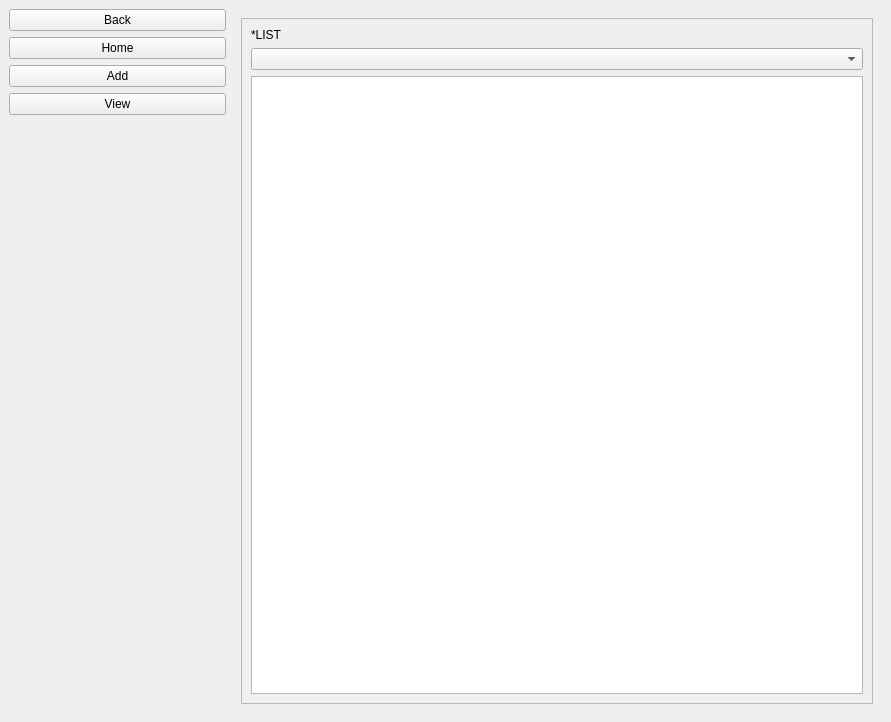
Before: the Qt Designer form SchedSystemUI.ui in sheeshnigami/Scheduling-Project, drawn with Qt 5.
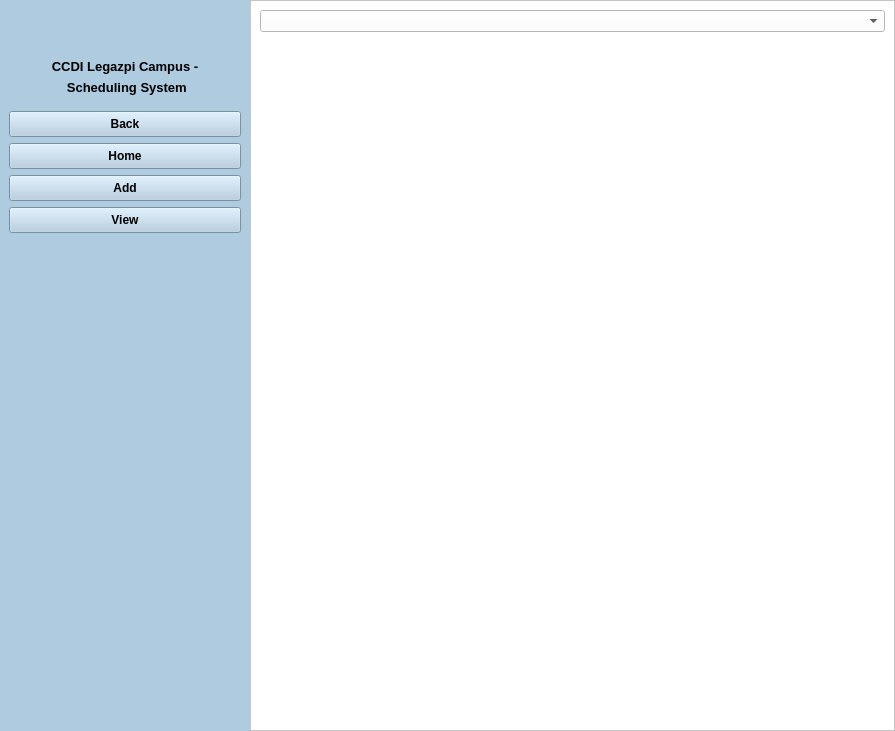
After: the same form once the commit is applied. The open tabs and pages were chosen to show the change. Icons and pictures are not drawn.

The edit to the form file:
```diff
--- a/SchedSystemUI.ui
+++ b/SchedSystemUI.ui
@@ -6,17 +6,111 @@
    <rect>
     <x>0</x>
     <y>0</y>
-    <width>891</width>
-    <height>722</height>
+    <width>895</width>
+    <height>731</height>
    </rect>
   </property>
   <property name="windowTitle">
    <string>MainWindow</string>
   </property>
   <widget class="QWidget" name="centralwidget">
-   <layout class="QHBoxLayout" name="horizontalLayout_3" stretch="1,3">
+   <property name="styleSheet">
+    <string notr="true">font: 8pt &quot;Century Gothic&quot;;
+font: bold;
+background: #FFFFFF;</string>
+   </property>
+   <layout class="QHBoxLayout" name="horizontalLayout_3" stretch="0,3">
+    <property name="spacing">
+     <number>0</number>
+    </property>
+    <property name="leftMargin">
+     <number>0</number>
+    </property>
+    <property name="topMargin">
+     <number>0</number>
+    </property>
+    <property name="rightMargin">
+     <number>0</number>
+    </property>
+    <property name="bottomMargin">
+     <number>0</number>
+    </property>
     <item>
+     <widget class="QWidget" name="widget_sidebar" native="true">
+      <property name="minimumSize">
+       <size>
+        <width>250</width>
+        <height>0</height>
+       </size>
+      </property>
+      <property name="styleSheet">
+       <string notr="true">background-color: #AECBE0;
+padding: 5px;</string>
+      </property>
      <layout class="QVBoxLayout" name="verticalLayout_sidebar">
+       <item>
+        <widget class="QLabel" name="label_logo">
+         <property name="focusPolicy">
+          <enum>Qt::WheelFocus</enum>
+         </property>
+         <property name="styleSheet">
+          <string notr="true">padding-top: 20px;
+padding-bottom: 10px;</string>
+         </property>
+         <property name="text">
+          <string/>
+         </property>
+         <property name="pixmap">
+          <pixmap>image/cropped-ccdilogo.png</pixmap>
+         </property>
+         <property name="alignment">
+          <set>Qt::AlignCenter</set>
+         </property>
+        </widget>
+       </item>
+       <item>
+        <widget class="QLabel" name="label_logo_name">
+         <property name="minimumSize">
+          <size>
+           <width>0</width>
+           <height>0</height>
+          </size>
+         </property>
+         <property name="styleSheet">
+          <string notr="true">font: 10pt;
+font: bold;
+padding: 0px;</string>
+         </property>
+         <property name="text">
+          <string>CCDI Legazpi Campus -</string>
+         </property>
+         <property name="scaledContents">
+          <bool>false</bool>
+         </property>
+         <property name="alignment">
+          <set>Qt::AlignCenter</set>
+         </property>
+         <property name="wordWrap">
+          <bool>true</bool>
+         </property>
+        </widget>
+       </item>
+       <item>
+        <widget class="QLabel" name="label_logo_name2">
+         <property name="styleSheet">
+          <string notr="true">font: 10pt;
+font: bold;
+padding: 0px;
+padding-bottom: 10px;</string>
+         </property>
+         <property name="text">
+          <string> Scheduling System</string>
+         </property>
+         <property name="alignment">
+          <set>Qt::AlignCenter</set>
+         </property>
+        </widget>
+       </item>
       <item>
        <widget class="QPushButton" name="pushButton_back">
         <property name="text">
@@ -59,16 +153,41 @@
        </spacer>
       </item>
      </layout>
+     </widget>
     </item>
     <item>
      <widget class="QStackedWidget" name="stackedWidget_pages">
+      <property name="styleSheet">
+       <string notr="true"/>
+      </property>
       <property name="currentIndex">
        <number>0</number>
       </property>
       <widget class="QWidget" name="page_view">
+       <property name="styleSheet">
+        <string notr="true"/>
+       </property>
        <layout class="QHBoxLayout" name="horizontalLayout">
+        <property name="spacing">
+         <number>0</number>
+        </property>
+        <property name="leftMargin">
+         <number>0</number>
+        </property>
+        <property name="topMargin">
+         <number>0</number>
+        </property>
+        <property name="rightMargin">
+         <number>0</number>
+        </property>
+        <property name="bottomMargin">
+         <number>0</number>
+        </property>
         <item>
          <widget class="QScrollArea" name="scrollArea_view">
+          <property name="styleSheet">
+           <string notr="true"/>
+          </property>
           <property name="widgetResizable">
            <bool>true</bool>
           </property>
@@ -77,27 +196,28 @@
             <rect>
              <x>0</x>
              <y>0</y>
-             <width>622</width>
-             <height>676</height>
+             <width>643</width>
+             <height>729</height>
             </rect>
            </property>
            <layout class="QVBoxLayout" name="verticalLayout">
-            <item>
-             <widget class="QLabel" name="label_view">
-              <property name="text">
-               <string>*LIST</string>
-              </property>
-             </widget>
-            </item>
             <item>
              <layout class="QHBoxLayout" name="horizontalLayout_view">
               <item>
-               <widget class="QComboBox" name="comboBox_view"/>
+               <widget class="QComboBox" name="comboBox_view">
+                <property name="styleSheet">
+                 <string notr="true"/>
+                </property>
+               </widget>
               </item>
              </layout>
             </item>
             <item>
-             <widget class="QTableView" name="tableView_view"/>
+             <widget class="QTableView" name="tableView_view">
+              <property name="styleSheet">
+               <string notr="true">border: none;</string>
+              </property>
+             </widget>
             </item>
            </layout>
           </widget>
```
Left out of the diff: 42 changed lines with no effect on the pictures. Lines whose indentation alone changed are shown as unchanged.
